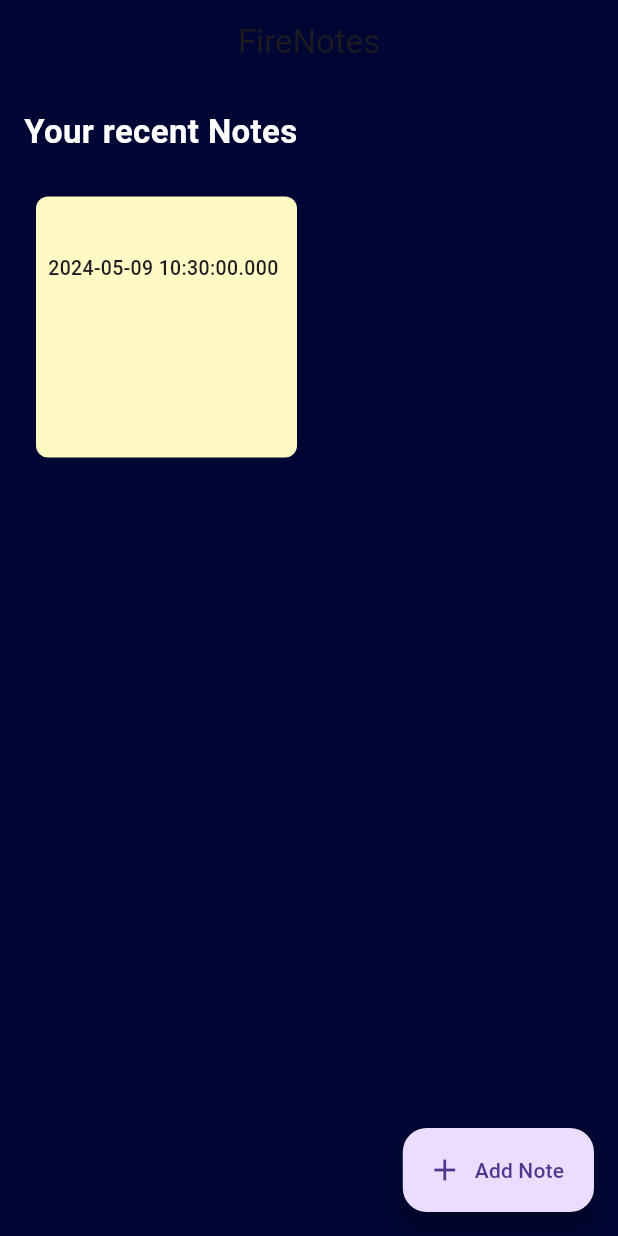
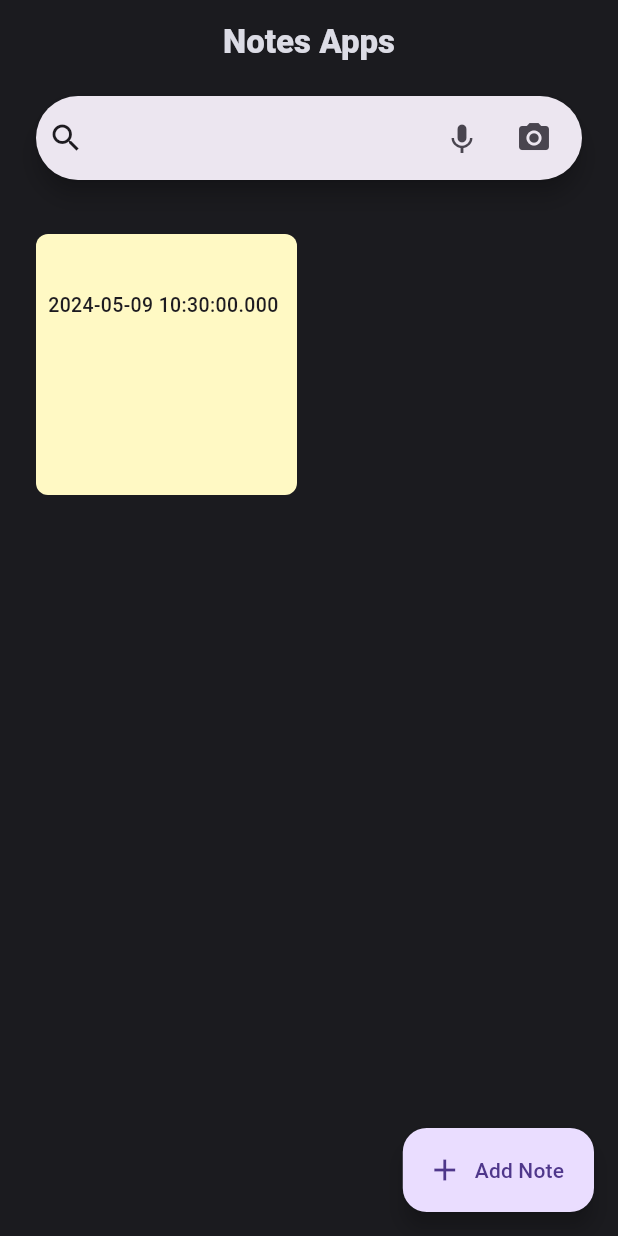
Before and after one commit to RusdyZain/Notes-Flutter, a Flutter app: the NoteEditorScreen screen opened directly, after a tap on the "save" icon, on a phone screen of 412 x 824 dp. Run offline on Flutter 3.47's test engine with Material 3 defaults, Android fonts, the phone set to English and light mode, and no system bars; our stand-ins replace cloud_firestore, firebase_core, google_fonts; accounts and stored records are empty.

Commit message:
Project Friday

```diff
--- a/lib/screen/homescreen.dart
+++ b/lib/screen/homescreen.dart
@@ -1,10 +1,8 @@
-import 'package:cloud_firestore/cloud_firestore.dart';
 import 'package:flutter/material.dart';
-import 'package:google_fonts/google_fonts.dart';
 import 'package:notesapp/screen/note_editor.dart';
-import 'package:notesapp/screen/note_reader.dart';
 import 'package:notesapp/style/appstyle.dart';
-import 'package:notesapp/widgets/notes_card.dart';
+import 'package:notesapp/widgets/all_card.dart';
+import 'package:notesapp/widgets/search.dart';
 
 class HomeScreen extends StatefulWidget {
   const HomeScreen({super.key});
@@ -17,63 +15,28 @@ class _HomeScreenState extends State<HomeScreen> {
   @override
   Widget build(BuildContext context) {
     return Scaffold(
-      backgroundColor: AppStyle.mainColor,
+      backgroundColor: AppStyle.bgColor,
       appBar: AppBar(
         elevation: 0.0,
-        title: Text("FireNotes"),
+        title: Text(
+          "Notes Apps",
+          style: TextStyle(
+            color: AppStyle.mainColor,
+            fontWeight: FontWeight.w900,
+          ),
+        ),
         centerTitle: true,
-        backgroundColor: AppStyle.mainColor,
+        backgroundColor: AppStyle.bgColor,
       ),
       body: Padding(
-        padding: const EdgeInsets.all(16.0),
+        padding: const EdgeInsets.symmetric(horizontal: 16.0),
         child: Column(
           mainAxisAlignment: MainAxisAlignment.start,
           crossAxisAlignment: CrossAxisAlignment.start,
           children: [
-            Text(
-              "Your recent Notes",
-              style: GoogleFonts.roboto(
-                color: Colors.white,
-                fontWeight: FontWeight.bold,
-                fontSize: 22,
-              ),
-            ),
+            SearchNav(),
             SizedBox(height: 20.0),
-            Expanded(
-              child: StreamBuilder<QuerySnapshot>(
-                stream:
-                    FirebaseFirestore.instance.collection("Notes").snapshots(),
-                builder: (context, AsyncSnapshot<QuerySnapshot> snapshot) {
-                  if (snapshot.connectionState == ConnectionState.waiting) {
-                    return Center(
-                      child: CircularProgressIndicator(),
-                    );
-                  }
-                  if (snapshot.hasData) {
-                    return GridView(
-                      gridDelegate: SliverGridDelegateWithFixedCrossAxisCount(
-                          crossAxisCount: 2),
-                      children: snapshot.data!.docs
-                          .map((note) => noteCard(
-                              () => {
-                                    Navigator.push(
-                                        context,
-                                        MaterialPageRoute(
-                                          builder: (context) =>
-                                              NoteReaderScreen(note),
-                                        ))
-                                  },
-                              note))
-                          .toList(),
-                    );
-                  }
-                  return Text(
-                    "There's No Notees",
-                    style: GoogleFonts.nunito(color: Colors.white),
-                  );
-                },
-              ),
-            ),
+            Expanded(child: AllCard()),
           ],
         ),
       ),
--- a/lib/screen/note_reader.dart
+++ b/lib/screen/note_reader.dart
@@ -40,7 +40,6 @@ class _NoteReaderScreenState extends State<NoteReaderScreen> {
             Text(
               widget.doc["note_content"],
               style: AppStyle.mainContent,
-              overflow: TextOverflow.ellipsis,
             )
           ],
         ),
--- a/lib/style/appstyle.dart
+++ b/lib/style/appstyle.dart
@@ -2,9 +2,9 @@ import 'package:flutter/material.dart';
 import 'package:google_fonts/google_fonts.dart';
 
 class AppStyle {
-  static Color bgColor = Color(0xFFE2E2FF);
-  static Color mainColor = Color(0xFFF000633);
-  static Color accentColor = Color(0xFFF0065FF);
+  static Color bgColor = Color.fromRGBO(27, 27, 31, 1);
+  static Color mainColor = Color.fromRGBO(220, 220, 229, 1);
+  static Color accentColor = Color.fromRGBO(61, 80, 245, 1);
 
   static List<Color> cardsColor = [
     Colors.white,
--- /dev/null
+++ b/lib/widgets/all_card.dart
@@ -0,0 +1,48 @@
+import 'package:flutter/material.dart';
+import 'package:cloud_firestore/cloud_firestore.dart';
+import 'package:google_fonts/google_fonts.dart';
+import 'package:notesapp/screen/note_reader.dart';
+import 'package:notesapp/widgets/notes_card.dart';
+
+class AllCard extends StatelessWidget {
+  const AllCard({super.key});
+
+  @override
+  Widget build(BuildContext context) {
+    return StreamBuilder<QuerySnapshot>(
+      stream: FirebaseFirestore.instance.collection("Notes").snapshots(),
+      builder: (context, AsyncSnapshot<QuerySnapshot> snapshot) {
+        if (snapshot.connectionState == ConnectionState.waiting) {
+          return Center(
+            child: CircularProgressIndicator(),
+          );
+        }
+        if (snapshot.hasData) {
+          return GridView(
+            gridDelegate:
+                SliverGridDelegateWithFixedCrossAxisCount(crossAxisCount: 2),
+            children: snapshot.data!.docs
+                .map(
+                  (note) => noteCard(
+                    () => {
+                      Navigator.push(
+                        context,
+                        MaterialPageRoute(
+                          builder: (context) => NoteReaderScreen(note),
+                        ),
+                      ),
+                    },
+                    note,
+                  ),
+                )
+                .toList(),
+          );
+        }
+        return Text(
+          "There's No Notees",
+          style: GoogleFonts.nunito(color: Colors.white),
+        );
+      },
+    );
+  }
+}
--- a/lib/widgets/notes_card.dart
+++ b/lib/widgets/notes_card.dart
@@ -25,11 +25,36 @@ Widget noteCard(Function()? onTap, QueryDocumentSnapshot doc) {
             style: AppStyle.dateTitle,
           ),
           SizedBox(height: 8.0),
-          Text(
-            doc["note_content"],
-            style: AppStyle.mainContent,
-            overflow: TextOverflow.ellipsis,
-          )
+          Expanded(
+            child: LayoutBuilder(
+              builder: (context, constraints) {
+                final text = doc["note_content"];
+                final style = AppStyle.mainContent;
+                final textSpan = TextSpan(text: text, style: style);
+                final textPainter = TextPainter(
+                  text: textSpan,
+                  maxLines: 2,
+                  textDirection: TextDirection.ltr,
+                );
+                textPainter.layout(maxWidth: constraints.maxWidth);
+
+                if (textPainter.didExceedMaxLines) {
+                  int endPosition = textPainter
+                      .getPositionForOffset(
+                          Offset(constraints.maxWidth, textPainter.size.height))
+                      .offset;
+
+                  String displayedText = text.substring(0, endPosition);
+                  if (displayedText.length < text.length) {
+                    displayedText = displayedText.trimRight() + '...';
+                  }
+                  return Text(displayedText, style: style);
+                } else {
+                  return Text(text, style: style);
+                }
+              },
+            ),
+          ),
         ],
       ),
     ),
```
Also changed, not shown: lib/widgets/search.dart (added, +29 -0 lines).
